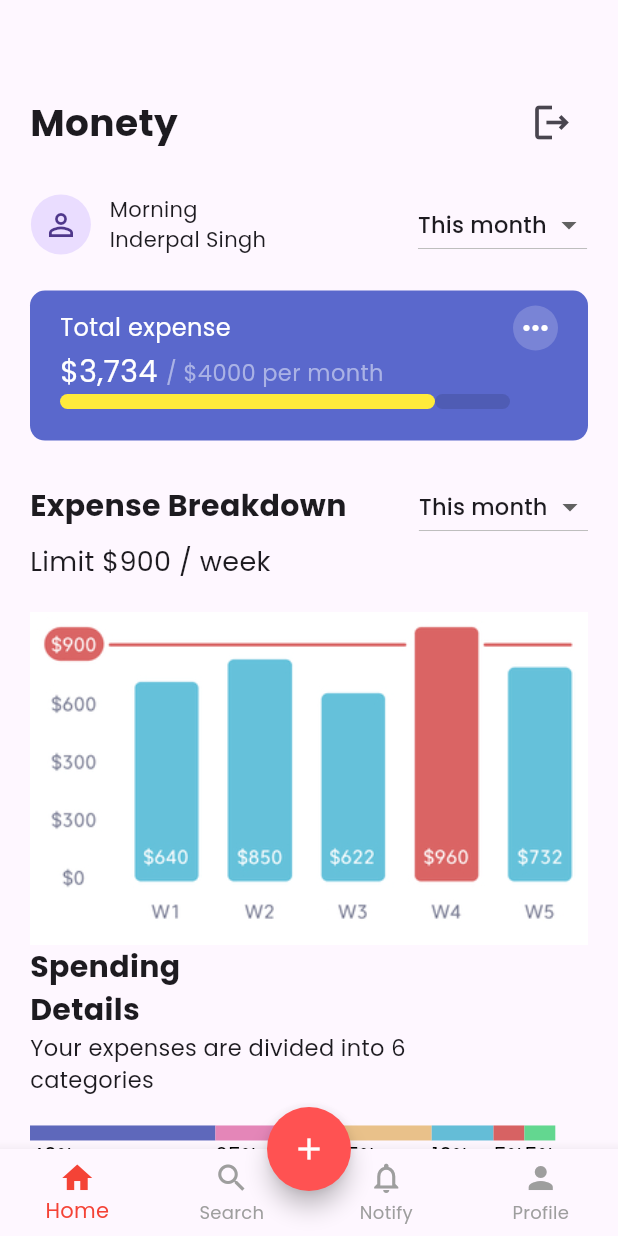
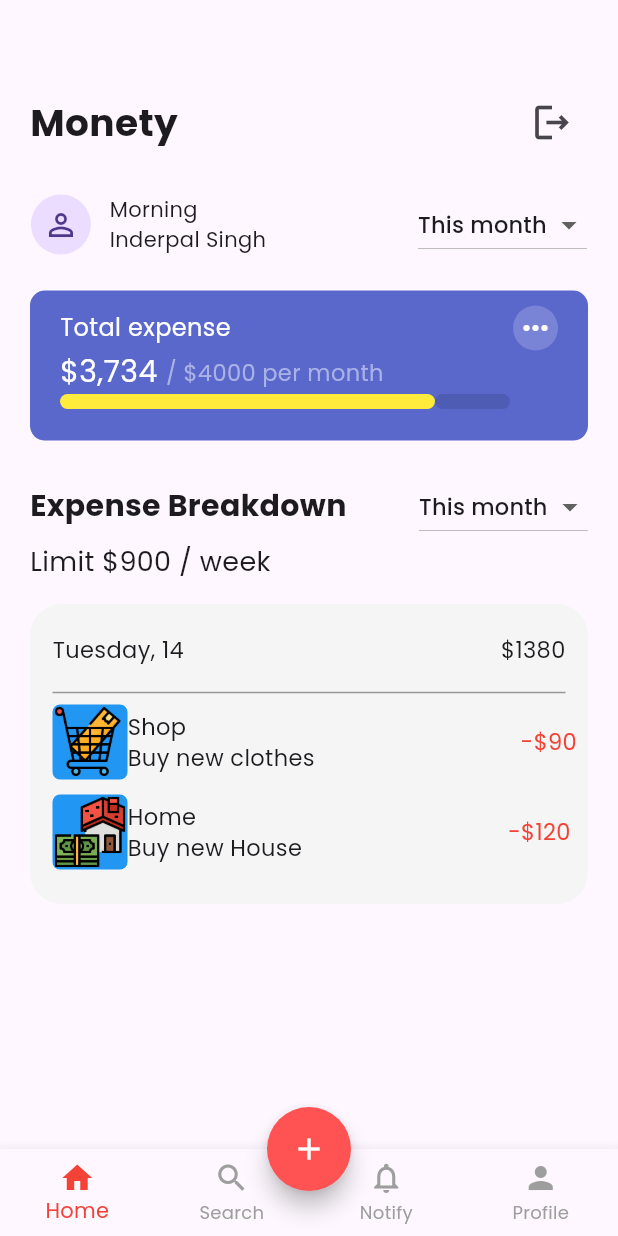
Before and after one commit to inderpalsingh/expense_tracker, a Flutter app: the HomePage screen opened directly, on a phone screen of 412 x 824 dp. Run offline on Flutter 3.47's test engine with Material 3 defaults, Android fonts, the phone set to English and light mode, and no system bars; our stand-ins replace animated_text_kit, flutter_bloc, google_fonts, shared_preferences, sqflite; accounts and stored records are empty.

Commit message:
Adding expense list

```diff
--- a/lib/presentation/screens/home_page/home_page.dart
+++ b/lib/presentation/screens/home_page/home_page.dart
@@ -2,10 +2,12 @@
 import 'package:expense_tracker/bloc/bloc_expense/expense_bloc.dart';
 import 'package:expense_tracker/bloc/bloc_expense/expense_event.dart';
 import 'package:expense_tracker/domain/repositories/local/db_repository.dart';
+import 'package:expense_tracker/presentation/custom_ui/app_constant.dart';
 import 'package:expense_tracker/presentation/screens/add_page/add_expense.dart';
 import 'package:expense_tracker/presentation/screens/user_login/login_page.dart';
 import 'package:flutter/cupertino.dart';
 import 'package:flutter/material.dart';
+import 'package:flutter/widgets.dart';
 import 'package:flutter_bloc/flutter_bloc.dart';
 import 'package:shared_preferences/shared_preferences.dart';
 
@@ -156,89 +158,84 @@ class _HomePageState extends State<HomePage> {
             ],
           ),
           const SizedBox(width: double.infinity, child: Text('Limit \$900 / week', style: TextStyle( fontSize: 18))),
-          const SizedBox(height: 20),
-          SizedBox(child: Image.asset('assets/images/bar.png')),
+          const SizedBox(height: 15),
+          /// bar data
+          ///
           Container(
-            margin: const EdgeInsets.only(right: 210),
-            child: const Text('Spending Details', style: TextStyle( fontSize: 20, fontWeight: FontWeight.bold)),
+            height: 200,
+            decoration: BoxDecoration(
+              color: Colors.grey.shade100,
+              borderRadius: BorderRadius.circular(21)
+            ),
+            child: Padding(
+              padding: const EdgeInsets.all(15.0),
+              child: Column(
+                children: [
+                  const SizedBox(height: 5),
+                  const Row(
+                    mainAxisAlignment: MainAxisAlignment.spaceBetween,
+                    children: [
+
+                      Text('Tuesday, 14',style: TextStyle(fontSize: 15)),
+                      Text('\$1380',style: TextStyle(fontSize: 15)),
+                    ],
+                  ),
+                  const SizedBox(height: 10),
+                  const Divider(color: Colors.black38),
+                  Row(
+                    mainAxisAlignment: MainAxisAlignment.spaceBetween,
+                    children: [
+                      Container(
+                        width: 50,
+                        height: 50,
+                        decoration: BoxDecoration( color: Colors.blue.shade500,borderRadius: BorderRadius.circular(5)),
+                          child: Image.asset('assets/icons/shopping_cart.png', width: 40, height: 30),
+
+                      ),
+                      Padding(
+                        padding: EdgeInsets.only(right: MediaQuery.of(context).size.width / 3),
+                        child: Column(
+                          crossAxisAlignment: CrossAxisAlignment.start,
+                          children: [
+                            Text('Shop',style: TextStyle(fontSize: 15)),
+                            Text('Buy new clothes',style: TextStyle(fontSize: 15))
+                          ],
+                        ),
                       ),
                       Container(
-            margin: const EdgeInsets.only(right: 60),
-            child: const Text('Your expenses are divided into 6 categories', style: TextStyle( fontSize: 15)),
+                        child: Text('-\$90',style: TextStyle(fontSize: 15, color: Colors.red)),
+                      )
+                    ],
                   ),
-          const SizedBox(height: 20),
+                  const SizedBox(height: 10),
                   Row(
+                    mainAxisAlignment: MainAxisAlignment.spaceBetween,
                     children: [
-              Column(
+                      Container(
+                        width: 50,
+                        height: 50,
+                        decoration: BoxDecoration( color: Colors.blue.shade500,borderRadius: BorderRadius.circular(5)),
+                        child: Image.asset('assets/icons/mortgage.png', width: 40, height: 30),
+
+                      ),
+                      Padding(
+                        padding: EdgeInsets.only(right: MediaQuery.of(context).size.width / 3),
+                        child: Column(
                           crossAxisAlignment: CrossAxisAlignment.start,
                           children: [
-                  Container(
-                    height: 10,
-                    width: MediaQuery.of(context).size.width * 0.30,
-                    color: const Color(0xff0545fb7),
-
-                  ),
-                  const Text('40%', style: TextStyle( color: Colors.black)),
-                ],
-
-              ),
-
-              Column(
-                crossAxisAlignment: CrossAxisAlignment.start,
-                children: [
-                  Container(
-                    height: 10,
-                    width: MediaQuery.of(context).size.width * 0.20,
-                    color: const Color(0xFF0e27fb4),
-                  ),
-                  const Text('25%', style: TextStyle( color: Colors.black)),
+                            Text('Home',style: TextStyle(fontSize: 15)),
+                            Text('Buy new House',style: TextStyle(fontSize: 15))
                           ],
                         ),
-              Column(
-                crossAxisAlignment: CrossAxisAlignment.start,
-                children: [
+                      ),
                       Container(
-                    height: 10,
-                    width: MediaQuery.of(context).size.width * 0.15,
-                    color: const Color(0xFF0e8be83),
-                  ),
-                  const Text('15%', style: TextStyle( color: Colors.black)),
-                ],
-              ),
-              Column(
-                crossAxisAlignment: CrossAxisAlignment.start,
-                children: [
-                  Container(
-                    height: 10,
-                    width: MediaQuery.of(context).size.width * 0.10,
-                    color: const Color(0xFF05ab9d5),
-                  ),
-                  const Text('10%', style: TextStyle( color: Colors.black)),
-                ],
-              ),
-              Column(
-                crossAxisAlignment: CrossAxisAlignment.start,
-                children: [
-                  Container(
-                    height: 10,
-                    width: MediaQuery.of(context).size.width * 0.05,
-                    color: const Color(0xff0d55959),
-                  ),
-                  const Text('5%', style: TextStyle( color: Colors.black)),
-                ],
-              ),
-              Column(
-                crossAxisAlignment: CrossAxisAlignment.start,
-                children: [
-                  Container(
-                    height: 10,
-                    width: MediaQuery.of(context).size.width * 0.05,
-                    color: const Color(0xff059d589),
-                  ),
-                  const Text('5%', style: TextStyle( color: Colors.black)),
+                        child: Text('-\$120',style: TextStyle(fontSize: 15, color: Colors.red)),
+                      )
                     ],
                   )
                 ],
+              ),
+            ),
           ),
           const SizedBox(height: 15),
         ],
@@ -268,3 +265,89 @@ class _HomePageState extends State<HomePage> {
     );
   }
 }
+
+
+
+// SizedBox(child: Image.asset('assets/images/bar.png')),
+// Container(
+//   margin: const EdgeInsets.only(right: 210),
+//   child: const Text('Spending Details', style: TextStyle( fontSize: 20, fontWeight: FontWeight.bold)),
+// ),
+// Container(
+//   margin: const EdgeInsets.only(right: 60),
+//   child: const Text('Your expenses are divided into 6 categories', style: TextStyle( fontSize: 15)),
+// ),
+// const SizedBox(height: 20),
+// Row(
+//   children: [
+//     Column(
+//       crossAxisAlignment: CrossAxisAlignment.start,
+//       children: [
+//         Container(
+//           height: 10,
+//           width: MediaQuery.of(context).size.width * 0.30,
+//           color: const Color(0xff0545fb7),
+//
+//         ),
+//         const Text('40%', style: TextStyle( color: Colors.black)),
+//       ],
+//
+//     ),
+//
+//     Column(
+//       crossAxisAlignment: CrossAxisAlignment.start,
+//       children: [
+//         Container(
+//           height: 10,
+//           width: MediaQuery.of(context).size.width * 0.20,
+//           color: const Color(0xFF0e27fb4),
+//         ),
+//         const Text('25%', style: TextStyle( color: Colors.black)),
+//       ],
+//     ),
+//     Column(
+//       crossAxisAlignment: CrossAxisAlignment.start,
+//       children: [
+//         Container(
+//           height: 10,
+//           width: MediaQuery.of(context).size.width * 0.15,
+//           color: const Color(0xFF0e8be83),
+//         ),
+//         const Text('15%', style: TextStyle( color: Colors.black)),
+//       ],
+//     ),
+//     Column(
+//       crossAxisAlignment: CrossAxisAlignment.start,
+//       children: [
+//         Container(
+//           height: 10,
+//           width: MediaQuery.of(context).size.width * 0.10,
+//           color: const Color(0xFF05ab9d5),
+//         ),
+//         const Text('10%', style: TextStyle( color: Colors.black)),
+//       ],
+//     ),
+//     Column(
+//       crossAxisAlignment: CrossAxisAlignment.start,
+//       children: [
+//         Container(
+//           height: 10,
+//           width: MediaQuery.of(context).size.width * 0.05,
+//           color: const Color(0xff0d55959),
+//         ),
+//         const Text('5%', style: TextStyle( color: Colors.black)),
+//       ],
+//     ),
+//     Column(
+//       crossAxisAlignment: CrossAxisAlignment.start,
+//       children: [
+//         Container(
+//           height: 10,
+//           width: MediaQuery.of(context).size.width * 0.05,
+//           color: const Color(0xff059d589),
+//         ),
+//         const Text('5%', style: TextStyle( color: Colors.black)),
+//       ],
+//     )
+//   ],
+// ),
```
Lines whose indentation alone changed are shown as unchanged.
